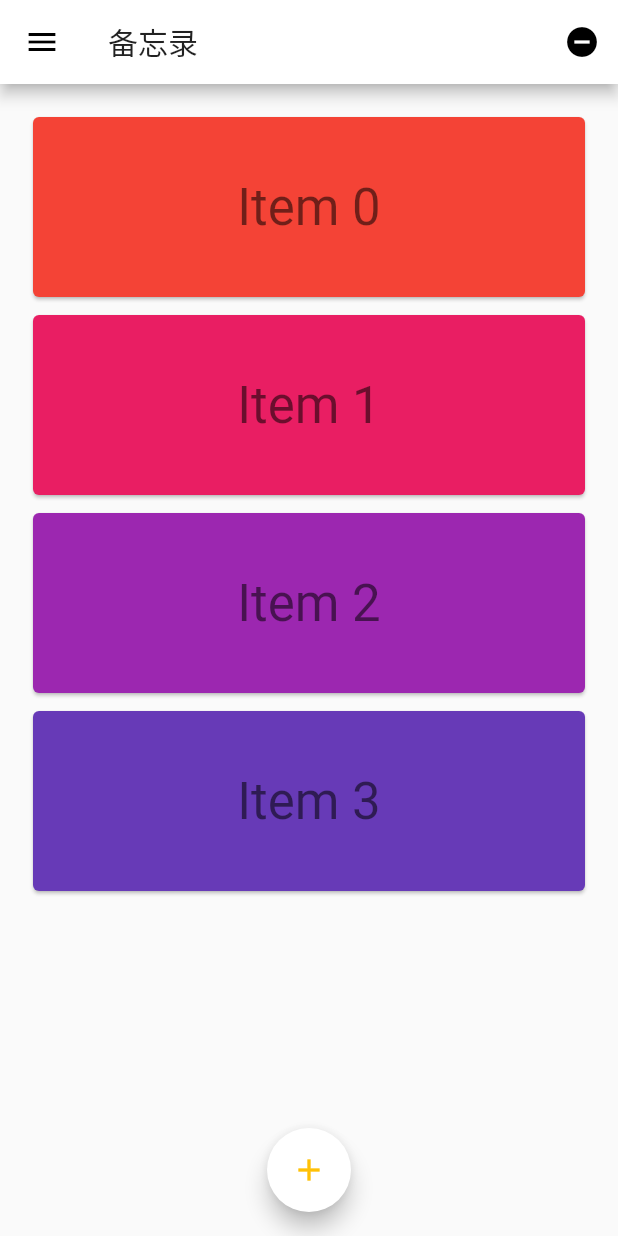
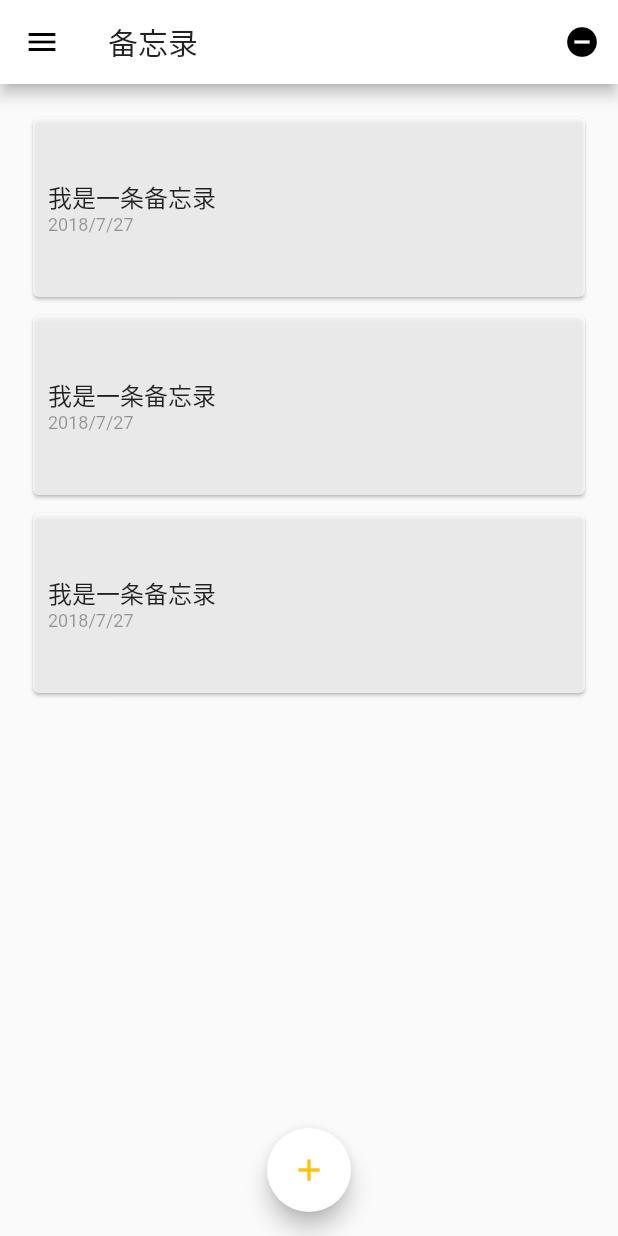
Before and after one commit to JiaFengZ/notepad, a Flutter app: the screen it shows after launch, after a tap on the "add" icon, on a phone screen of 412 x 824 dp. Run offline on Flutter 3.47's test engine with Material 2 defaults, Android fonts, the phone set to English and light mode, and no system bars.

Commit message:
feat：备忘录列表

```diff
--- a/lib/home.dart
+++ b/lib/home.dart
@@ -13,19 +13,22 @@ class MyHomePage extends StatefulWidget {
 
 class _MyHomePageState extends State<MyHomePage> {
   final GlobalKey<AnimatedListState> _listKey = new GlobalKey<AnimatedListState>();
-  ListModel<int> _list;
-  int _selectedItem;
-  int _nextItem; // The next item inserted when the user presses the '+' button.
+  ListModel<Map> _list;
+  Map _selectedItem;
+  Map _nextItem; // The next item inserted when the user presses the '+' button.
 
   @override
   void initState() {
     super.initState();
-    _list = new ListModel<int>(
+    Map<String, String> map = {'text': '我是一条备忘录', 'time': '2018/7/27', 'index': '1'};
+    Map<String, String> map1 = {'text': '我是一条备忘录', 'time': '2018/7/27', 'index': '2'};
+    Map<String, String> map2 = {'text': '我是一条备忘录', 'time': '2018/7/27', 'index': '3'};
+    _list = new ListModel<Map>(
       listKey: _listKey,
-      initialItems: <int>[0, 1, 2],
+      initialItems: <Map>[map, map1, map2],
       removedItemBuilder: _buildRemovedItem,
     );
-    _nextItem = 3;
+    Map<String, String> _nextItem;
   }
 
   // Used to build list items that haven't been removed.
@@ -36,13 +39,13 @@ class _MyHomePageState extends State<MyHomePage> {
       selected: _selectedItem == _list[index],
       onTap: () {
         setState(() {
-          _selectedItem = _selectedItem == _list[index] ? null : _list[index];
+          //_selectedItem = _selectedItem == _list[index] ? null : _list[index];
         });
       },
     );
   }
 
-  Widget _buildRemovedItem(int item, BuildContext context, Animation<double> animation) {
+  Widget _buildRemovedItem(Map item, BuildContext context, Animation<double> animation) {
     return new CardItem(
       animation: animation,
       item: item,
@@ -54,7 +57,7 @@ class _MyHomePageState extends State<MyHomePage> {
   // Insert the "next item" into the list model.
   void _insert() {
     final int index = _selectedItem == null ? _list.length : _list.indexOf(_selectedItem);
-    _list.insert(index, _nextItem++);
+    _list.insert(index, _nextItem);
   }
 
   // Remove the selected item from the list model.
@@ -149,13 +152,12 @@ class CardItem extends StatelessWidget {
     @required this.item,
     this.selected: false
   }) : assert(animation != null),
-        assert(item != null && item >= 0),
         assert(selected != null),
         super(key: key);
 
   final Animation<double> animation;
   final VoidCallback onTap;
-  final int item;
+  final Map item;
   final bool selected;
 
   @override
@@ -174,10 +176,37 @@ class CardItem extends StatelessWidget {
           child: new SizedBox(
             height: 128.0,
             child: new Card(
-              color: Colors.primaries[item % Colors.primaries.length],
-              child: new Center(
-                child: new Text('Item $item', style: textStyle),
-              ),
+              color: Colors.white70,
+              child: new Padding(
+                padding: const EdgeInsets.all(10.0),
+                child: new Column(
+                    mainAxisSize: MainAxisSize.min,
+                    mainAxisAlignment: MainAxisAlignment.center,
+                    children: [
+                      new Row(
+                        mainAxisAlignment: MainAxisAlignment.start,
+                        children: <Widget>[
+                          new Text(
+                            item['text'],
+                            overflow: TextOverflow.ellipsis,
+                            textAlign: TextAlign.left,
+                            style: new TextStyle(color: Colors.black87, fontSize: 16.0),
+                          ),
+                        ],
+                      ),
+                      new Row(
+                        mainAxisAlignment: MainAxisAlignment.start,
+                        children: <Widget>[
+                          new Text(
+                            item['time'],
+                            textAlign: TextAlign.left,
+                            style: new TextStyle(fontSize: 12.0, color: Colors.black38),
+                          ),
+                        ],
+                      )
+                    ]
+                ),
+              )
             ),
           ),
         ),
```
